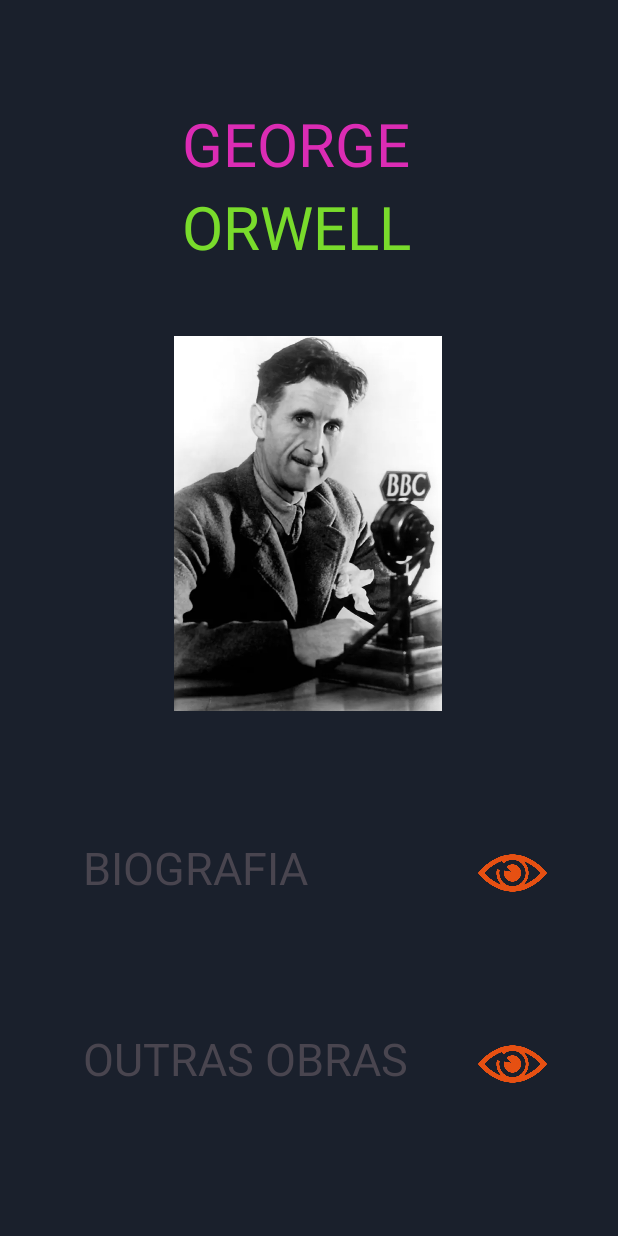
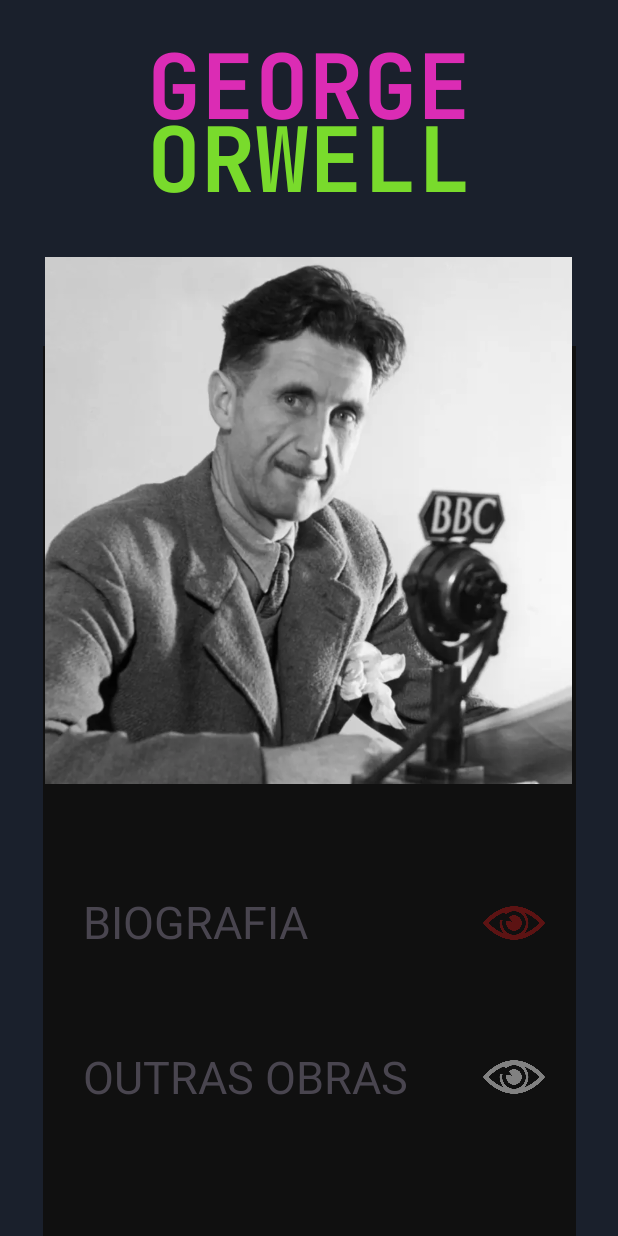
Before and after one commit to Sari-Dorneles/LeiturAPP, an Android app: the telaPerfilAutor screen opened directly, with no data from a screen before it, on a phone screen of 412 x 824 dp. Run offline under Robolectric (Android 15) with nearby library versions, the phone set to English and light mode, and no system bars.

Commit message:
alterações no design e codigo da pagina do autor

```diff
--- a/app/src/main/java/com/example/myapplication/telaPerfilAutor.java
+++ b/app/src/main/java/com/example/myapplication/telaPerfilAutor.java
@@ -32,7 +32,6 @@ public class telaPerfilAutor extends AppCompatActivity {
             public void onClick(View view) {
                 if(controlebtn[0] == true){
                     controlebtn[0] = false;
-                    textBIOA.setText("lOREM IPSUN SAUNIEINEF");
                     textBIOA.setVisibility(View.VISIBLE); // Tornando visível
                 }else if(controlebtn[0] == false){
                     controlebtn[0] = true;
@@ -47,7 +46,6 @@ public class telaPerfilAutor extends AppCompatActivity {
             public void onClick(View view) {
                 if (controlebtn[0] == true) {
                     controlebtn[0] = false;
-                    textOBRASA.setText("LOREM");
                     textOBRASA.setVisibility(View.VISIBLE); // Tornando visível
                 } else if (controlebtn[0] == false) {
                     controlebtn[0] = true;
--- a/app/src/main/res/layout/activity_tela_perfil_autor.xml
+++ b/app/src/main/res/layout/activity_tela_perfil_autor.xml
@@ -7,45 +7,48 @@
     android:background="@color/fundo"
     tools:context=".telaPerfilAutor">
 
-     <TextView
+    <ImageView
+        android:id="@+id/imageView2"
+        android:layout_width="355dp"
+        android:layout_height="593dp"
+        android:layout_marginStart="17dp"
+        android:layout_marginTop="9dp"
+        android:layout_marginEnd="18dp"
+        android:background="#101010"
+        app:layout_constraintBottom_toBottomOf="parent"
+        app:layout_constraintEnd_toEndOf="parent"
+        app:layout_constraintHorizontal_bias="0.52"
+        app:layout_constraintStart_toStartOf="parent"
+        app:layout_constraintTop_toTopOf="parent"
+        app:layout_constraintVertical_bias="1.0" />
+
+    <TextView
         android:id="@+id/textAUTOR1"
         android:layout_width="wrap_content"
         android:layout_height="wrap_content"
-         android:textColor="#DB2CB4"
-        android:textSize="40dp"
+        android:fontFamily="@font/jetbrains_mono_bold"
         android:text="GEORGE"
+        android:textColor="#DB2CB4"
+        android:textSize="60dp"
         app:layout_constraintBottom_toBottomOf="parent"
         app:layout_constraintEnd_toEndOf="parent"
-        app:layout_constraintHorizontal_bias="0.466"
         app:layout_constraintStart_toStartOf="parent"
         app:layout_constraintTop_toTopOf="parent"
-        app:layout_constraintVertical_bias="0.089" />
+        app:layout_constraintVertical_bias="0.024" />
 
     <TextView
         android:id="@+id/textAUTOR2"
         android:layout_width="wrap_content"
         android:layout_height="wrap_content"
+        android:fontFamily="@font/jetbrains_mono_bold"
         android:text="ORWELL"
-        android:textSize="40dp"
         android:textColor="#79DB2C"
+        android:textSize="60dp"
         app:layout_constraintBottom_toBottomOf="parent"
         app:layout_constraintEnd_toEndOf="parent"
-        app:layout_constraintHorizontal_bias="0.467"
         app:layout_constraintStart_toStartOf="parent"
         app:layout_constraintTop_toTopOf="parent"
-        app:layout_constraintVertical_bias="0.161" />
-
-    <ImageView
-        android:id="@+id/imgGO"
-        android:layout_width="300dp"
-        android:layout_height="250dp"
-        app:layout_constraintBottom_toBottomOf="parent"
-        app:layout_constraintEnd_toEndOf="parent"
-        app:layout_constraintHorizontal_bias="0.495"
-        app:layout_constraintStart_toStartOf="parent"
-        app:layout_constraintTop_toTopOf="parent"
-        app:layout_constraintVertical_bias="0.39"
-        app:srcCompat="@drawable/georgeorwell" />
+        app:layout_constraintVertical_bias="0.09" />
 
     <TextView
         android:id="@+id/textBIOAUTOR"
@@ -58,7 +61,7 @@
         app:layout_constraintHorizontal_bias="0.211"
         app:layout_constraintStart_toStartOf="parent"
         app:layout_constraintTop_toTopOf="parent"
-        app:layout_constraintVertical_bias="0.712" />
+        app:layout_constraintVertical_bias="0.758" />
 
     <TextView
         android:id="@+id/textOBRAAUTOR"
@@ -71,34 +74,36 @@
         app:layout_constraintHorizontal_bias="0.284"
         app:layout_constraintStart_toStartOf="parent"
         app:layout_constraintTop_toTopOf="parent"
-        app:layout_constraintVertical_bias="0.875" />
+        app:layout_constraintVertical_bias="0.89" />
 
     <ImageButton
         android:id="@+id/imgOLHO1"
-        android:layout_width="70dp"
-        android:layout_height="100dp"
+        android:layout_width="68dp"
+        android:layout_height="61dp"
         android:backgroundTint="#00FFFFFF"
         android:scaleType="fitCenter"
+        android:tint="#5C1313"
         app:layout_constraintBottom_toBottomOf="parent"
         app:layout_constraintEnd_toEndOf="parent"
         app:layout_constraintHorizontal_bias="0.897"
         app:layout_constraintStart_toStartOf="parent"
         app:layout_constraintTop_toTopOf="parent"
-        app:layout_constraintVertical_bias="0.735"
+        app:layout_constraintVertical_bias="0.767"
         app:srcCompat="@drawable/olho_orwell" />
 
     <ImageButton
         android:id="@+id/imgOLHO2"
-        android:layout_width="70dp"
-        android:layout_height="100dp"
+        android:layout_width="68dp"
+        android:layout_height="61dp"
         android:backgroundTint="#00FFFFFF"
         android:scaleType="fitCenter"
+        android:tint="#818181"
         app:layout_constraintBottom_toBottomOf="parent"
         app:layout_constraintEnd_toEndOf="parent"
         app:layout_constraintHorizontal_bias="0.897"
         app:layout_constraintStart_toStartOf="parent"
         app:layout_constraintTop_toTopOf="parent"
-        app:layout_constraintVertical_bias="0.911"
+        app:layout_constraintVertical_bias="0.901"
         app:srcCompat="@drawable/olho_orwell" />
 
     <TextView
@@ -109,10 +114,10 @@
         android:visibility="invisible"
         app:layout_constraintBottom_toBottomOf="parent"
         app:layout_constraintEnd_toEndOf="parent"
-        app:layout_constraintHorizontal_bias="0.175"
+        app:layout_constraintHorizontal_bias="0.155"
         app:layout_constraintStart_toStartOf="parent"
         app:layout_constraintTop_toTopOf="parent"
-        app:layout_constraintVertical_bias="0.78" />
+        app:layout_constraintVertical_bias="0.792" />
 
     <TextView
         android:id="@+id/textOBRASA"
@@ -122,10 +127,22 @@
         android:visibility="invisible"
         app:layout_constraintBottom_toBottomOf="parent"
         app:layout_constraintEnd_toEndOf="parent"
-        app:layout_constraintHorizontal_bias="0.195"
+        app:layout_constraintHorizontal_bias="0.155"
         app:layout_constraintStart_toStartOf="parent"
         app:layout_constraintTop_toTopOf="parent"
-        app:layout_constraintVertical_bias="0.948" />
+        app:layout_constraintVertical_bias="0.919" />
+
+    <ImageView
+        android:id="@+id/imgGO"
+        android:layout_width="394dp"
+        android:layout_height="351dp"
+        app:layout_constraintBottom_toBottomOf="parent"
+        app:layout_constraintEnd_toEndOf="parent"
+        app:layout_constraintHorizontal_bias="0.47"
+        app:layout_constraintStart_toStartOf="parent"
+        app:layout_constraintTop_toTopOf="parent"
+        app:layout_constraintVertical_bias="0.363"
+        app:srcCompat="@drawable/orwell_projeto_final" />
 
 
 </androidx.constraintlayout.widget.ConstraintLayout>
```
Also changed, not shown: app/src/main/res/drawable/orwell.webp (added), app/src/main/res/drawable/orwell_projeto_final.jpg (added).
